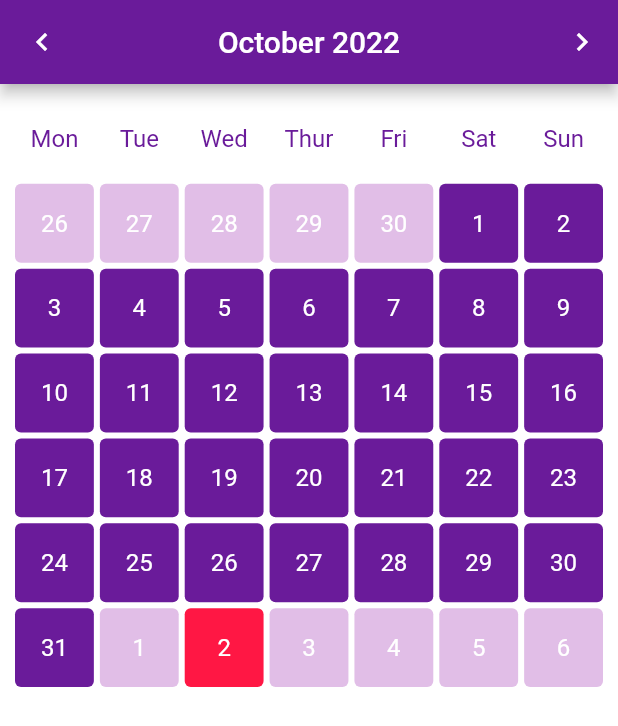
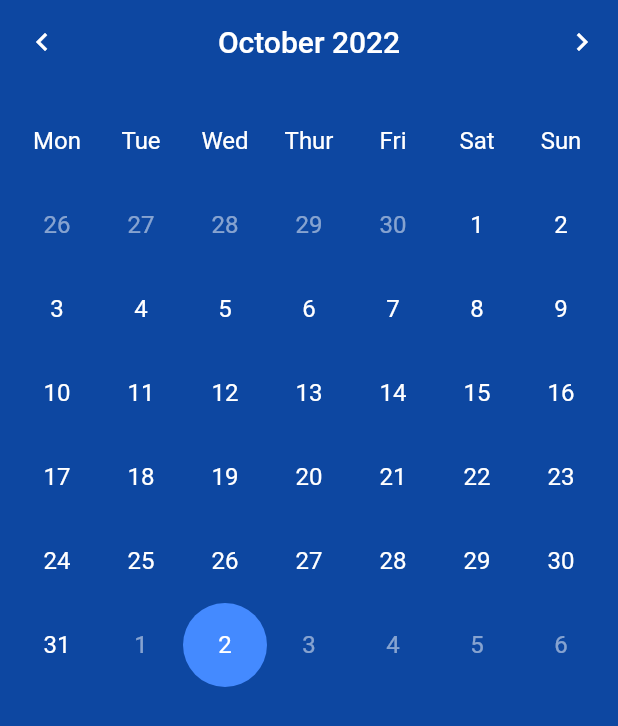
Before and after one commit to achervona/flutter_task_manager, a Flutter app: the screen it shows after launch, after a tap on the "keyboard arrow left" icon, on a phone screen of 412 x 824 dp. Shown: the top 726 px of the screen. Run offline on Flutter 3.47's test engine with Material 2 defaults, Android fonts, the phone set to English and light mode, and no system bars; our stand-ins replace bloc, date_format, equatable, flutter_bloc, sqflite; accounts and stored records are empty.

Commit message:
Multiplatform support added, styles changed

```diff
--- a/lib/api/models/day.dart
+++ b/lib/api/models/day.dart
@@ -1,18 +1,32 @@
 import 'package:equatable/equatable.dart';
+import 'task.dart';
 
 class Day extends Equatable {
   const Day({
     required this.date,
-    this.taskNumber = 0,
+    this.tasks = const <Task>[],
     this.isToday = false,
     this.isActive = true,
   });
 
   final DateTime date;
-  final int taskNumber;
+  final List<Task> tasks;
   final bool isToday;
   final bool isActive;
 
+  Day copyWith({
+   List<Task>? tasks,
+   bool? isToday,
+   bool? isActive
+  }) {
+    return Day(
+      date: date,
+      tasks: tasks ?? this.tasks,
+      isToday: isToday ?? this.isToday,
+      isActive: isActive ?? this.isActive
+    );
+  }
+
   @override
-  List<Object> get props => [date, taskNumber, isToday, isActive];
+  List<Object> get props => [date, tasks, isToday, isActive];
 }
--- a/lib/api/tasks_api.dart
+++ b/lib/api/tasks_api.dart
@@ -4,7 +4,7 @@ import 'package:sqflite/sqflite.dart';
 import 'models/task.dart';
 
 class TasksApi {
-  final String tableName = 'tasks';
+  final String _tableName = 'tasks';
   Database? _database;
 
   Future<Database> get database async {
@@ -15,33 +15,12 @@ class TasksApi {
     return _database!;
   }
 
- // final _tasksStreamController = BehaviorSubject<List<Task>>.seeded(const []);
- // static const kTasksCollectionKey = '__tasks_collection_key__';
-
-  // String? _getValue(String key) => _plugin.getString(key);
-
-  // Future<void> _setValue(String key, String value) => _plugin.setString(key, value);
-
-  // void _init() {
-  //   final tasksJson = _getValue(kTasksCollectionKey);
-  //   if (tasksJson != null) {
-  //     final tasks = List<Map<dynamic, dynamic>>.from(
-  //       json.decode(tasksJson) as List,
-  //     )
-  //       .map((jsonMap) => Task.fromJson(Map<String, dynamic>.from(jsonMap)))
-  //       .toList();
-  //     _tasksStreamController.add(tasks);
-  //   } else {
-  //     _tasksStreamController.add(const []);
-  //   }
-  // }
-
   Future<Database> _initDatabase() async {
     return await openDatabase(
       join(await getDatabasesPath(), 'tasks_database.db'),
       onCreate: (Database db, int version) {
         return db.execute(
-          'CREATE TABLE $tableName(id TEXT PRIMARY KEY, dateTime INTEGER, description TEXT)',
+          'CREATE TABLE $_tableName(id TEXT PRIMARY KEY, dateTime INTEGER, description TEXT)',
         );
       },
       version: 1,
@@ -52,7 +31,7 @@ class TasksApi {
     final Database db = await database;
 
     final List<Map<String, dynamic>> maps = await db.query(
-      tableName,
+      _tableName,
       where: 'dateTime >= ? ${endDate != null ? "AND dateTime < ?" : ""}',
       whereArgs: [Task.dateTimeToJson(startDate), if (endDate != null) Task.dateTimeToJson(endDate)],
       orderBy: 'dateTime'
@@ -70,7 +49,7 @@ class TasksApi {
     final Database db = await database;
 
     return db.insert(
-      tableName,
+      _tableName,
       task.toJson(),
       conflictAlgorithm: ConflictAlgorithm.replace,
     );
@@ -80,7 +59,7 @@ class TasksApi {
     final Database db = await database;
 
     return db.delete(
-      tableName,
+      _tableName,
       where: 'id = ?',
       whereArgs: [id],
     );
--- a/lib/app.dart
+++ b/lib/app.dart
@@ -3,6 +3,7 @@ import 'package:flutter_bloc/flutter_bloc.dart';
 import 'repositories/tasks_repository.dart';
 import 'screens/calendar/calendar_screen.dart';
 import 'screens/calendar/calendar_cubit.dart';
+import 'theme.dart';
 
 class TaskManagerApp extends StatelessWidget  {
   const TaskManagerApp({
@@ -19,20 +20,7 @@ class TaskManagerApp extends StatelessWidget  {
       child: MaterialApp(
         title: 'Task Manager',
         debugShowCheckedModeBanner: false,
-        theme: ThemeData(
-          primaryColor: Colors.purple.shade800,
-          colorScheme: ColorScheme.light(
-            primary: Colors.purple.shade800,
-            secondary: Colors.purple.shade400
-          ),
-          scaffoldBackgroundColor: Colors.white,
-          elevatedButtonTheme: ElevatedButtonThemeData(
-            style: ButtonStyle(
-              textStyle: MaterialStateProperty.resolveWith<TextStyle?>((_) => const TextStyle(fontSize: 16.0)),
-              padding: MaterialStateProperty.resolveWith<EdgeInsetsGeometry?>((_) => const EdgeInsets.all(16.0))
-            ),
-          )
-        ),
+        theme: appThemeData,
         home: BlocProvider(
           create: (_) => CalendarCubit(tasksRepository: tasksRepository),
           child: const CalendarScreen()
--- a/lib/screens/calendar/calendar_cubit.dart
+++ b/lib/screens/calendar/calendar_cubit.dart
@@ -21,23 +21,22 @@ class CalendarCubit extends Cubit<CalendarState> {
     _generateDays(state.year, state.month);
   }
 
-  void nextMonth() {
+  void goToNextMonth() {
     final int year = state.month < 12 ? state.year : state.year + 1;
     final int month = state.month < 12 ? state.month + 1 : 1;
     _generateDays(year, month);
   }
 
-  void prevMonth() {
+  void goToPrevMonth() {
     final int year = state.month > 1 ? state.year : state.year - 1;
     final int month = state.month > 1 ? state.month - 1 : 12;
     _generateDays(year, month);
   }
 
   void _generateDays(int year, int month) async {
-    emit(state.copyWith(status: Status.loading));
+    emit(state.copyWith(status: CalendarStatus.loading));
 
     try {
-      // emit range & tasks to state
       final DateTimeRange range = _getDateTimeRange(year, month);
       final List<Task> tasks = await _tasksRepository.getTasks(range.start, range.end);
 
@@ -47,24 +46,26 @@ class CalendarCubit extends Cubit<CalendarState> {
           final DateTime date = range.start.add(Duration(days: index));
           return Day(
             date: date,
-            taskNumber: tasks.where((task) => _compareDate(task.dateTime, date)).length,
+            tasks: tasks.where((task) => _compareDate(task.dateTime, date)).toList(),
             isToday: _compareDate(date, DateTime.now()),
             isActive: date.month == month,
           );
         }
       );
-      emit(state.copyWith(
+      emit(
+        state.copyWith(
           year: year,
           month: month,
           days: days,
-          status: Status.success
+          status: CalendarStatus.success
         )
       );
     } catch (error) {
-      emit(state.copyWith(
+      emit(
+        state.copyWith(
           year: year,
           month: month,
-          status: Status.error
+          status: CalendarStatus.error
         )
       );
     }
@@ -80,6 +81,16 @@ class CalendarCubit extends Cubit<CalendarState> {
     );
   }
 
+  void updateDayTasks(DateTime date, List<Task> tasks) {
+    emit(
+      state.copyWith(
+        days: state.days.map((Day day) =>
+          _compareDate(day.date, date) ? day.copyWith(tasks: tasks) : day
+        ).toList()
+      )
+    );
+  }
+
   bool _compareDate(DateTime firstDate, DateTime secondDate) {
     return firstDate.year == secondDate.year && firstDate.month == secondDate.month && firstDate.day == secondDate.day;
   }
--- a/lib/screens/calendar/calendar_screen.dart
+++ b/lib/screens/calendar/calendar_screen.dart
@@ -1,9 +1,11 @@
 import 'package:flutter/material.dart';
 import 'package:flutter_bloc/flutter_bloc.dart';
+import '../../api/models/task.dart';
 import '../../api/models/day.dart';
 import '../../repositories/tasks_repository.dart';
 import '../../screens/day/day_cubit.dart';
 import '../../screens/day/day_screen.dart';
+import '../../theme.dart';
 import 'calendar_cubit.dart';
 import 'calendar_state.dart';
 import 'widgets/calendar_cell.dart';
@@ -31,7 +33,7 @@ class _CalendarScreenState extends State<CalendarScreen> {
   Widget build(BuildContext context) {
     return BlocConsumer<CalendarCubit, CalendarState>(
       listener: (BuildContext context, CalendarState state) {
-        if (state.status == Status.error) {
+        if (state.status == CalendarStatus.error) {
           ScaffoldMessenger.of(context).showSnackBar(
             const SnackBar(
               content: Text('Error occurred')
@@ -41,15 +43,18 @@ class _CalendarScreenState extends State<CalendarScreen> {
       },
       builder: (_, CalendarState state) {
         return Scaffold(
+          backgroundColor: AppConstants.primaryColor,
           appBar: AppBar(
             centerTitle: true,
+            elevation: 0,
             title: Text(months[state.month - 1] + ' ' + state.year.toString()),
             leading: IconButton(
               icon: const Icon(
                 Icons.keyboard_arrow_left,
                 size: 24
               ),
-              onPressed: () => context.read<CalendarCubit>().prevMonth(),
+              splashRadius: 24,
+              onPressed: () => context.read<CalendarCubit>().goToPrevMonth(),
             ),
             actions: [
               IconButton(
@@ -57,33 +62,32 @@ class _CalendarScreenState extends State<CalendarScreen> {
                   Icons.keyboard_arrow_right,
                   size: 24
                 ),
-                onPressed: () => context.read<CalendarCubit>().nextMonth(),
+                splashRadius: 24,
+                onPressed: () => context.read<CalendarCubit>().goToNextMonth(),
               )
             ],
           ),
-          body: (state.status == Status.loading)
+          body: (state.status == CalendarStatus.loading)
             ? const Center(child: CircularProgressIndicator())
-              : (state.status == Status.success)
+              : (state.status == CalendarStatus.success)
               ? GridView.count(
-                primary: false,
+                shrinkWrap: true,
                 padding: const EdgeInsets.all(10.0),
-                crossAxisSpacing: 4.0,
-                mainAxisSpacing: 4.0,
-                crossAxisCount: daysOfWeek.length,
+                crossAxisCount: 7,
                 children: [
                   ...daysOfWeek.map((String day) =>
                     CalendarCell(
                       text: day,
-                        textColor: Colors.purple.shade800,
-                        color: Colors.white,
+                      textColor: AppConstants.bodyTextColor
                     )
                   ).toList(),
                   ...state.days.map((Day day) =>
                     CalendarCell(
                       text: day.date.day.toString(),
-                        color: day.isToday ? Colors.redAccent.shade400 : !day.isActive ? Colors.purple.shade100 : null,
-                        taskNumber: day.taskNumber,
-                        onTap: () => _navigateToDayScreen(day.date),
+                      color: day.isToday ? AppConstants.secondaryColor : null,
+                      textColor: day.isActive || day.isToday ? AppConstants.bodyTextColor : AppConstants.bodyTextColor.withOpacity(0.5),
+                      taskNumber: day.tasks.length,
+                      onTap: () => _navigateToDayScreen(day)
                     )
                   ).toList(),
                 ]
@@ -94,17 +98,27 @@ class _CalendarScreenState extends State<CalendarScreen> {
     );
   }
 
-  void _navigateToDayScreen(DateTime date) {
+  void _navigateToDayScreen(Day day) {
     Navigator.push(
       context,
       MaterialPageRoute(
         builder: (BuildContext context) {
           return BlocProvider(
-            create: (BuildContext context) => DayCubit(tasksRepository: context.read<TasksRepository>()),
-            child: DayScreen(date: date)
+            create: (BuildContext context) => DayCubit(
+              tasksRepository: context.read<TasksRepository>()
+            ),
+            child: DayScreen(
+              date: day.date,
+              tasks: day.tasks,
+              onTaskListUpdate: updateDayTasks
+            )
           );
         }
       )
     );
   }
+
+  void updateDayTasks(DateTime date, List<Task> tasks) {
+    context.read<CalendarCubit>().updateDayTasks(date, tasks);
   }
+}
--- a/lib/screens/calendar/calendar_state.dart
+++ b/lib/screens/calendar/calendar_state.dart
@@ -1,20 +1,20 @@
 import 'package:equatable/equatable.dart';
 import '../../api/models/day.dart';
 
-enum Status { initial, loading, success, error }
+enum CalendarStatus { initial, loading, success, error }
 
 class CalendarState extends Equatable {
   const CalendarState({
     required this.year,
     required this.month,
     this.days = const <Day>[],
-    this.status = Status.initial
+    this.status = CalendarStatus.initial
   });
 
   final int year;
   final int month;
   final List<Day> days;
-  final Status status;
+  final CalendarStatus status;
 
   @override
   List<Object?> get props => [year, month, days, status];
@@ -23,7 +23,7 @@ class CalendarState extends Equatable {
    int? year,
    int? month,
    List<Day>? days,
-   Status? status
+   CalendarStatus? status
   }) {
     return CalendarState(
       year: year ?? this.year,
--- a/lib/screens/calendar/widgets/calendar_cell.dart
+++ b/lib/screens/calendar/widgets/calendar_cell.dart
@@ -1,4 +1,6 @@
 import 'package:flutter/material.dart';
+
+import '../../../theme.dart';
 
 class CalendarCell extends StatelessWidget  {
   final String text;
@@ -23,8 +25,8 @@ class CalendarCell extends StatelessWidget  {
       child: Container(
         padding: const EdgeInsets.all(4.0),
         decoration: BoxDecoration(
-            color: color ?? Colors.purple.shade800,
-            borderRadius: const BorderRadius.all(Radius.circular(4.0))
+          color: color,
+          shape: BoxShape.circle,
         ),
         child: Stack(
           children: [
@@ -32,29 +34,28 @@ class CalendarCell extends StatelessWidget  {
               child: Text(
                 text,
                 style: TextStyle(
-                    color: textColor ?? Colors.white,
-                    fontSize: 16,
+                  color: textColor,
+                  fontSize: AppConstants.bodyFontSize,
                 ),
               ),
             ),
             if (taskNumber != 0)
               Positioned(
-                  right: 0,
-                  bottom: 0,
+                right: 0.0,
+                bottom: 0.0,
                 child: Container(
                   alignment: Alignment.center,
-                    width: 18,
-                    height: 18,
-                    decoration: BoxDecoration(
+                  width: 18.0,
+                  height: 18.0,
+                  decoration: const BoxDecoration(
                     color: Colors.white,
-                      borderRadius: BorderRadius.circular(10),
+                    shape: BoxShape.circle,
                   ),
                   child: Text(
                     taskNumber.toString(),
                     style: TextStyle(
-                        fontSize: 10,
-                        fontWeight: FontWeight.bold,
-                        color: Colors.purple.shade800,
+                      fontSize: 10.0,
+                      color: AppConstants.primaryColor,
                     ),
                   ),
                 )
--- a/lib/screens/day/day_state.dart
+++ b/lib/screens/day/day_state.dart
@@ -1,24 +1,23 @@
-
 import 'package:equatable/equatable.dart';
 import '../../api/models/task.dart';
 
-enum Status { initial, loading, success, error }
+enum DayStatus { initial, success, error }
 
 class DayState extends Equatable {
   const DayState({
     this.tasks = const <Task>[],
-    this.status = Status.initial
+    this.status = DayStatus.initial
   });
 
   final List<Task> tasks;
-  final Status status;
+  final DayStatus status;
 
   @override
   List<Object?> get props => [tasks, status];
 
   DayState copyWith({
    List<Task>? tasks,
-   Status? status
+   DayStatus? status
   }) {
     return DayState(
       tasks: tasks ?? this.tasks,
--- /dev/null
+++ b/lib/theme.dart
@@ -0,0 +1,72 @@
+import 'package:flutter/material.dart';
+
+class AppConstants {
+  static final Color primaryColor = Colors.blue.shade900;
+  static const Color secondaryColor = Colors.blueAccent;
+  static const Color bodyTextColor = Colors.white;
+  static const Color warningColor = Colors.red;
+  static final Color fieldColor = Colors.grey.shade200;
+  static const Color hintColor = Colors.grey;
+  static const Radius mainBorderRadius = Radius.circular(30.0);
+  static const Radius fieldBorderRadius = Radius.circular(10.0);
+  static const double bodyFontSize = 16.0;
+}
+
+final ThemeData appThemeData = ThemeData(
+  primaryColor: AppConstants.primaryColor,
+  colorScheme: ColorScheme.light(
+    primary: AppConstants.primaryColor,
+    secondary: AppConstants.secondaryColor
+  ),
+  elevatedButtonTheme: ElevatedButtonThemeData(
+    style: ButtonStyle(
+      textStyle: MaterialStateProperty.resolveWith<TextStyle?>((_) =>
+        const TextStyle(
+          fontSize: 18.0,
+          fontWeight: FontWeight.bold
+        )
+      ),
+      padding: MaterialStateProperty.resolveWith<EdgeInsetsGeometry?>((_) =>
+        const EdgeInsets.all(18.0)
+      ),
+      shape: MaterialStateProperty.resolveWith<OutlinedBorder?>((_) =>
+        const RoundedRectangleBorder(
+          borderRadius: BorderRadius.all(AppConstants.mainBorderRadius)
+        )
+      )
+    ),
+  ),
+  inputDecorationTheme: InputDecorationTheme(
+    filled: true,
+    fillColor: AppConstants.fieldColor,
+    contentPadding: const EdgeInsets.symmetric(
+      vertical: 8.0,
+      horizontal: 16.0
+    ),
+    border: const OutlineInputBorder(
+      borderRadius: BorderRadius.all(AppConstants.fieldBorderRadius),
+      borderSide: BorderSide.none,
+    ),
+    errorBorder: const OutlineInputBorder(
+      borderRadius: BorderRadius.all(AppConstants.fieldBorderRadius),
+      borderSide: BorderSide(
+        color: AppConstants.warningColor
+      ),
+    ),
+    focusedErrorBorder: const OutlineInputBorder(
+      borderRadius: BorderRadius.all(AppConstants.fieldBorderRadius),
+      borderSide: BorderSide(
+        color: AppConstants.warningColor
+      ),
+    ),
+    errorStyle: const TextStyle(
+      color: AppConstants.warningColor
+    ),
+    hintStyle: const TextStyle(
+      color: AppConstants.hintColor
+    )
+  ),
+  progressIndicatorTheme: const ProgressIndicatorThemeData(
+    color: AppConstants.secondaryColor
+  )
+);
```
Also changed, not shown: lib/main.dart (+8 -2 lines), lib/screens/day/day_cubit.dart (+11 -18 lines), lib/screens/day/day_screen.dart (+28 -16 lines), lib/screens/day/widgets/day_form/day_form.dart (+38 -20 lines), lib/screens/day/widgets/day_task_list.dart (+42 -7 lines), 36 other files. Lines whose indentation alone changed are shown as unchanged.
